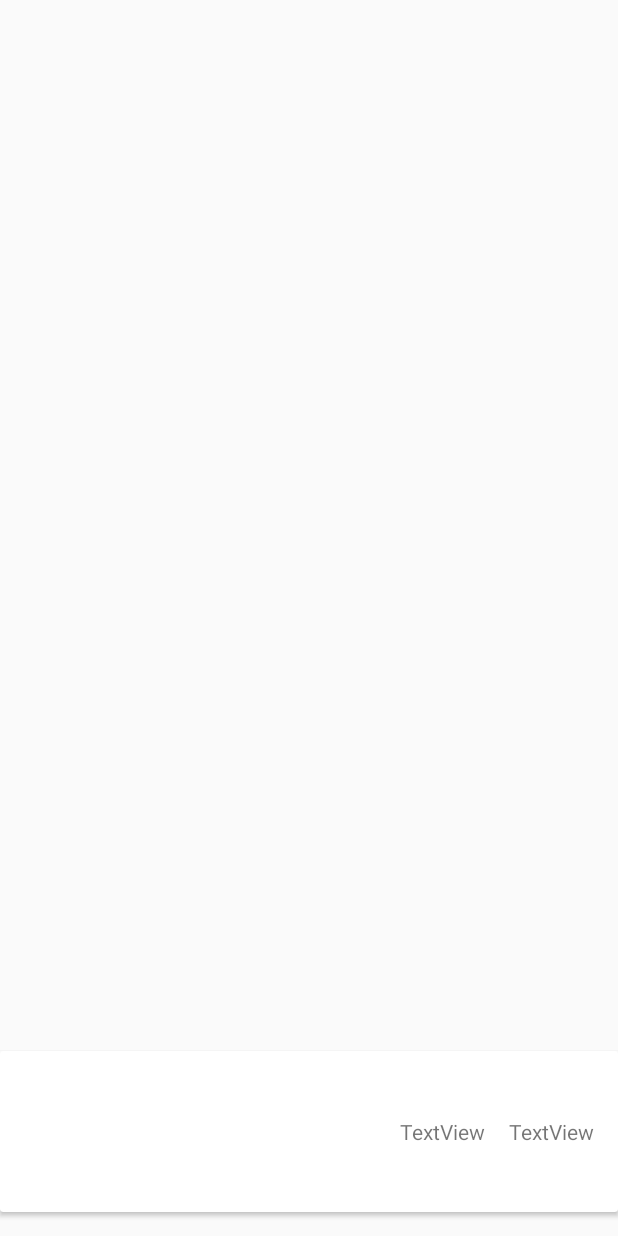
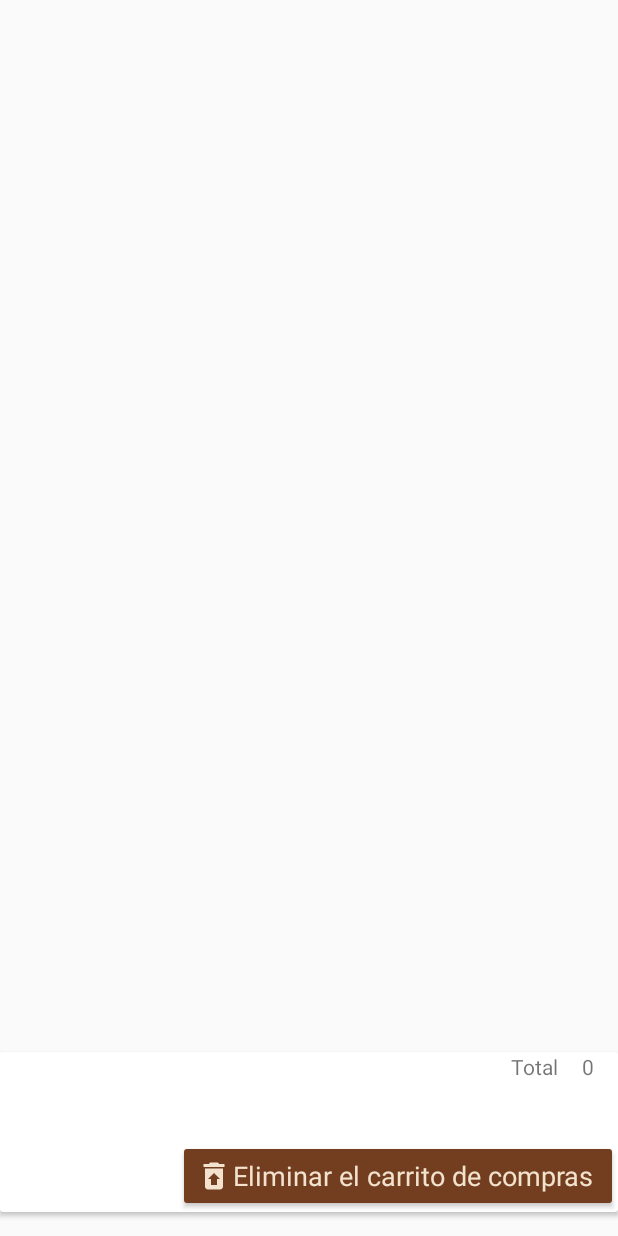
Before and after one commit to AlmendrasAna/SprintShoesTap, an Android app: the layout fragment_carrito.xml on its own in the app's theme, with its tools: preview values and no code run, on a phone screen of 412 x 824 dp. Run offline under Robolectric (Android 15) with nearby library versions, the phone set to English and light mode, and no system bars.

Commit message:
elimina correctamente todo el carrito

```diff
--- a/app/src/main/java/com/example/sprintshoestap/Carrito.kt
+++ b/app/src/main/java/com/example/sprintshoestap/Carrito.kt
@@ -15,7 +15,7 @@ class CarritoCompra()
         val carritoZapatos = crearListaCarrito()
 
         fun eliminarItemCarrito(kayEliminar:String){
-          SharedApp.prefs.clean(kayEliminar)
+          SharedApp.prefs.removeItem(kayEliminar)
                 }
         fun crearListaCarrito(): MutableList<Zapato>{
 
--- a/app/src/main/java/com/example/sprintshoestap/CarritoFragment.kt
+++ b/app/src/main/java/com/example/sprintshoestap/CarritoFragment.kt
@@ -59,7 +59,11 @@ class CarritoFragment : Fragment(), AdapterCarrito.EliminarItemCarrito {
         adapter.callback = this
         binding.recyclerCarrito.adapter = adapter
 
-
+        binding.eliminarCarritoB.setOnClickListener {
+            SharedApp.prefs.clean()
+            adapter.carritoZapatoParaVender.clear()
+            adapter.notifyDataSetChanged()
+        }
     }
 
 
@@ -84,7 +88,7 @@ class CarritoFragment : Fragment(), AdapterCarrito.EliminarItemCarrito {
     }
 
     override fun eliminarItem(kay: String) {
-        SharedApp.prefs.clean(kay)
+        SharedApp.prefs.removeItem(kay)
 
     }
 }
--- a/app/src/main/java/com/example/sprintshoestap/Prefs.kt
+++ b/app/src/main/java/com/example/sprintshoestap/Prefs.kt
@@ -13,7 +13,11 @@ fun agregarPrefs(kayPrefs: String){
     mSharedPreferences.edit().putString(kayPrefs,kayPrefs).apply()
 }
 
-    fun clean(kayEliminar : String) {
+    fun clean(){
+        mSharedPreferences.edit().clear().apply()
+    }
+
+    fun removeItem(kayEliminar : String) {
     mSharedPreferences.edit().remove(kayEliminar).apply()
 }
     fun showAll(): String {
--- /dev/null
+++ b/app/src/main/res/drawable/baseline_restore_from_trash_24.xml
@@ -0,0 +1,5 @@
+<vector android:height="24dp" android:tint="#F1D6BB"
+    android:viewportHeight="24" android:viewportWidth="24"
+    android:width="24dp" xmlns:android="http://schemas.android.com/apk/res/android">
+    <path android:fillColor="@android:color/white" android:pathData="M19,4h-3.5l-1,-1h-5l-1,1L5,4v2h14zM6,7v12c0,1.1 0.9,2 2,2h8c1.1,0 2,-0.9 2,-2L18,7L6,7zM14,14v4h-4v-4L8,14l4,-4 4,4h-2z"/>
+</vector>
--- a/app/src/main/res/layout/fragment_carrito.xml
+++ b/app/src/main/res/layout/fragment_carrito.xml
@@ -13,53 +13,68 @@
         app:layoutManager="androidx.recyclerview.widget.LinearLayoutManager"
         app:layout_constraintBottom_toTopOf="@+id/guideline6"
         app:layout_constraintEnd_toEndOf="parent"
-        app:layout_constraintHorizontal_bias="1.0"
         app:layout_constraintStart_toStartOf="parent"
-        app:layout_constraintTop_toTopOf="parent"
-        app:layout_constraintVertical_bias="0.0" />
+        app:layout_constraintTop_toTopOf="parent" />
 
     <androidx.constraintlayout.widget.Guideline
         android:id="@+id/guideline6"
         android:layout_width="wrap_content"
         android:layout_height="wrap_content"
         android:orientation="horizontal"
-        app:layout_constraintGuide_percent="0.85" />
+        app:layout_constraintGuide_percent="0.8508892" />
 
     <androidx.cardview.widget.CardView
+        android:id="@+id/cardView2"
         android:layout_width="0dp"
         android:layout_height="0dp"
         android:layout_marginBottom="16dp"
         app:layout_constraintBottom_toBottomOf="parent"
         app:layout_constraintEnd_toEndOf="parent"
         app:layout_constraintStart_toStartOf="parent"
-        app:layout_constraintTop_toBottomOf="@+id/recyclerCarrito">
+        app:layout_constraintTop_toTopOf="@+id/guideline6">
 
         <androidx.constraintlayout.widget.ConstraintLayout
             android:layout_width="match_parent"
             android:layout_height="match_parent">
 
             <TextView
-                android:id="@+id/textView2"
+                android:id="@+id/totalResultado"
                 android:layout_width="wrap_content"
                 android:layout_height="wrap_content"
                 android:layout_marginEnd="16dp"
-                android:text="TextView"
-                app:layout_constraintBottom_toBottomOf="parent"
+                android:text="0"
                 app:layout_constraintEnd_toEndOf="parent"
                 app:layout_constraintTop_toTopOf="parent" />
 
             <TextView
-                android:id="@+id/textView"
+                android:id="@+id/totalTxt"
                 android:layout_width="wrap_content"
                 android:layout_height="wrap_content"
                 android:layout_marginStart="16dp"
                 android:layout_marginEnd="16dp"
-                android:text="TextView"
-                app:layout_constraintBottom_toBottomOf="parent"
-                app:layout_constraintEnd_toStartOf="@+id/textView2"
+                android:text="Total"
+                app:layout_constraintEnd_toStartOf="@+id/totalResultado"
                 app:layout_constraintHorizontal_bias="1.0"
                 app:layout_constraintStart_toStartOf="parent"
                 app:layout_constraintTop_toTopOf="parent" />
+
+            <Button
+                android:id="@+id/eliminarCarritoB"
+                android:layout_width="wrap_content"
+                android:layout_height="wrap_content"
+
+                android:backgroundTint="@color/ladrillo"
+                android:drawableStart="@drawable/baseline_restore_from_trash_24"
+                android:drawableTint="@color/rosa_claro"
+                android:elevation="3dp"
+                android:text="Eliminar el carrito de compras "
+                android:textAppearance="@style/TextAppearance.AppCompat.Medium"
+                android:textColor="@color/rosa_claro"
+
+                app:cornerRadius="2dp"
+                app:layout_constraintBottom_toBottomOf="parent"
+                app:layout_constraintEnd_toEndOf="parent"
+                app:strokeColor="#881C1C" />
 
         </androidx.constraintlayout.widget.ConstraintLayout>
     </androidx.cardview.widget.CardView>
```
